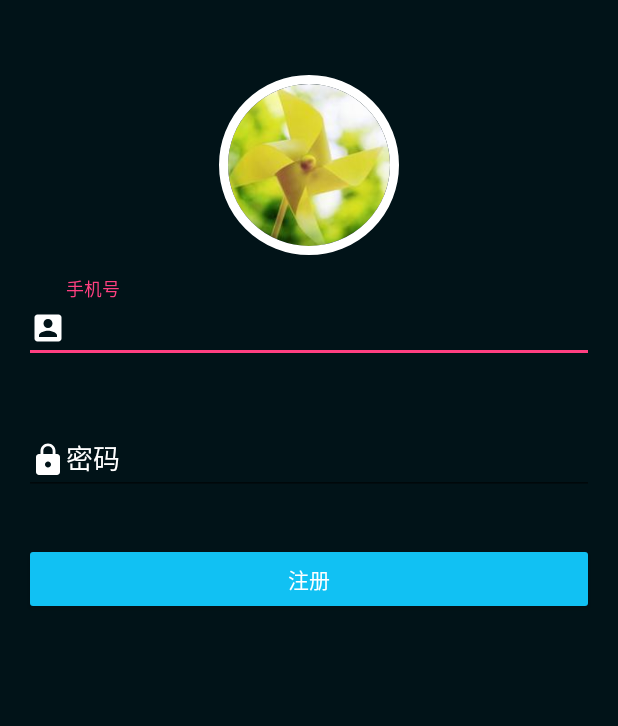
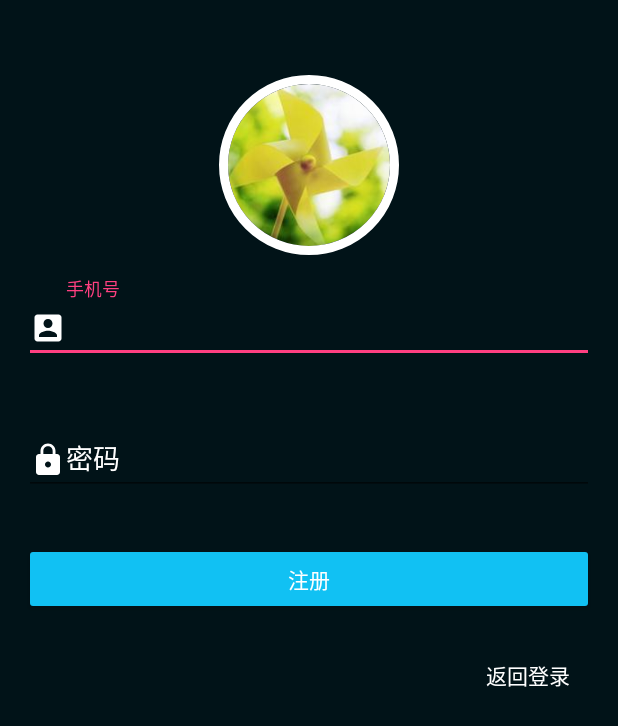
Before and after one commit to powerofcheese/aurora-iot-android, an Android app: the SignupActivity screen opened directly, with no data from a screen before it, on a phone screen of 412 x 824 dp. Shown: the top 726 px of the screen. Run offline under Robolectric (Android 15) with nearby library versions, the phone set to English and light mode, and no system bars; our stand-ins replace CircleImageView; libraries missing offline, so code that uses them is left out: cn.bmob.v3.

Commit message:
Fix some ui bugs

```diff
--- a/Aurora/app/src/main/java/com/happylrd/aurora/SignupActivity.java
+++ b/Aurora/app/src/main/java/com/happylrd/aurora/SignupActivity.java
@@ -19,7 +19,13 @@ public class SignupActivity extends AppCompatActivity {
     private Button btn_signup;
     private TextInputLayout til_user_name;
     private TextInputLayout til_password;
+    private Button btn_goto_login;
     private MyUser myUser;
+
+    public static Intent newIntent(Context context) {
+        Intent intent = new Intent(context, SignupActivity.class);
+        return intent;
+    }
 
     @Override
     protected void onCreate(Bundle savedInstanceState) {
@@ -30,13 +36,14 @@ public class SignupActivity extends AppCompatActivity {
         initListener();
     }
 
-    private void initView(){
+    private void initView() {
         til_user_name = (TextInputLayout) findViewById(R.id.til_user_name);
         til_password = (TextInputLayout) findViewById(R.id.til_password);
         btn_signup = (Button) findViewById(R.id.btn_signup);
+        btn_goto_login = (Button) findViewById(R.id.btn_goto_login);
     }
 
-    private void initListener(){
+    private void initListener() {
         btn_signup.setOnClickListener(new View.OnClickListener() {
             @Override
             public void onClick(View v) {
@@ -44,6 +51,13 @@ public class SignupActivity extends AppCompatActivity {
                 String password = til_password.getEditText().getText().toString();
 
                 doSignUp(username, password);
+            }
+        });
+
+        btn_goto_login.setOnClickListener(new View.OnClickListener() {
+            @Override
+            public void onClick(View v) {
+                GoToLogin();
             }
         });
     }
@@ -70,9 +84,4 @@ public class SignupActivity extends AppCompatActivity {
         Intent intent = LoginActivity.newIntent(SignupActivity.this);
         startActivity(intent);
     }
-
-    public static Intent newIntent(Context context) {
-        Intent intent = new Intent(context, SignupActivity.class);
-        return intent;
-    }
 }
--- a/Aurora/app/src/main/res/layout/activity_shoes.xml
+++ b/Aurora/app/src/main/res/layout/activity_shoes.xml
@@ -4,7 +4,8 @@
     xmlns:tools="http://schemas.android.com/tools"
     android:id="@+id/main_content"
     android:layout_width="match_parent"
-    android:layout_height="match_parent">
+    android:layout_height="match_parent"
+    android:fitsSystemWindows="true">
 
     <android.support.design.widget.AppBarLayout
         android:id="@+id/appbar"
--- a/Aurora/app/src/main/res/layout/activity_signup.xml
+++ b/Aurora/app/src/main/res/layout/activity_signup.xml
@@ -10,9 +10,9 @@
         android:id="@+id/transparent_view"
         android:layout_width="match_parent"
         android:layout_height="wrap_content"
-        android:background="#000000"
+        android:layout_alignParentTop="true"
         android:alpha="0.9"
-        android:layout_alignParentTop="true"/>
+        android:background="#000000" />
 
     <de.hdodenhof.circleimageview.CircleImageView
         android:id="@+id/civ_avatar"
@@ -26,9 +26,9 @@
 
     <android.support.design.widget.TextInputLayout
         android:id="@+id/til_user_name"
-        android:layout_below="@id/civ_avatar"
         android:layout_width="match_parent"
         android:layout_height="wrap_content"
+        android:layout_below="@id/civ_avatar"
         android:layout_margin="@dimen/md_keylines">
 
         <EditText
@@ -38,16 +38,16 @@
             android:drawableLeft="@drawable/ic_account_box_black_24dp"
             android:drawableTint="@color/white"
             android:hint="手机号"
-            android:textColor="@color/white"
-            android:inputType="number" />
+            android:inputType="number"
+            android:textColor="@color/white" />
 
     </android.support.design.widget.TextInputLayout>
 
     <android.support.design.widget.TextInputLayout
         android:id="@+id/til_password"
-        android:layout_below="@id/til_user_name"
         android:layout_width="match_parent"
         android:layout_height="wrap_content"
+        android:layout_below="@id/til_user_name"
         android:layout_margin="@dimen/md_keylines">
 
         <EditText
@@ -57,18 +57,27 @@
             android:drawableLeft="@drawable/ic_lock_black_24dp"
             android:drawableTint="@color/white"
             android:hint="密码"
-            android:textColor="@color/white"
-            android:inputType="textPassword" />
+            android:inputType="textPassword"
+            android:textColor="@color/white" />
     </android.support.design.widget.TextInputLayout>
 
     <Button
         android:id="@+id/btn_signup"
-        android:layout_below="@id/til_password"
         android:layout_width="match_parent"
         android:layout_height="wrap_content"
+        android:layout_below="@id/til_password"
         android:layout_margin="@dimen/md_keylines"
         android:backgroundTint="#11C1F3"
         android:text="注册"
         android:textColor="@color/white" />
 
+    <Button
+        android:id="@+id/btn_goto_login"
+        style="@style/Widget.AppCompat.Button.Borderless"
+        android:layout_width="wrap_content"
+        android:layout_height="wrap_content"
+        android:layout_alignRight="@id/btn_signup"
+        android:layout_below="@id/btn_signup"
+        android:text="返回登录"
+        android:textColor="@color/white" />
 </RelativeLayout>
```
Also changed, not shown: Aurora/app/src/main/res/layout/activity_color_picker.xml (+7 -2 lines), Aurora/app/src/main/res/layout/activity_color_scheme.xml (+8 -3 lines), Aurora/app/src/main/res/layout/activity_login.xml (+16 -15 lines), Aurora/app/src/main/res/layout/activity_write_sth.xml (+8 -5 lines).
